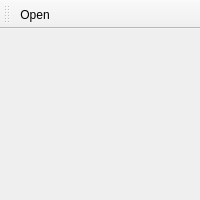
First picture: the form in sources/jest_main_window.ui, repository jpcima/jest, before the edit.
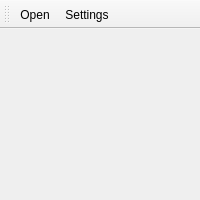
Second picture: the form after the edit. Icons and pictures are not drawn.

```diff
--- a/sources/jest_main_window.ui
+++ b/sources/jest_main_window.ui
@@ -34,6 +34,7 @@
     <bool>false</bool>
    </attribute>
    <addaction name="actionOpen"/>
+   <addaction name="actionSettings"/>
   </widget>
   <action name="actionOpen">
    <property name="icon">
@@ -49,6 +50,17 @@
     <string>Ctrl+O</string>
    </property>
   </action>
+  <action name="actionSettings">
+   <property name="checkable">
+    <bool>true</bool>
+   </property>
+   <property name="icon">
+    <iconset theme="preferences-system"/>
+   </property>
+   <property name="text">
+    <string>Settings</string>
+   </property>
+  </action>
  </widget>
  <resources/>
  <connections/>
```
Left out of the diff: 3 changed lines with no effect on the pictures.
